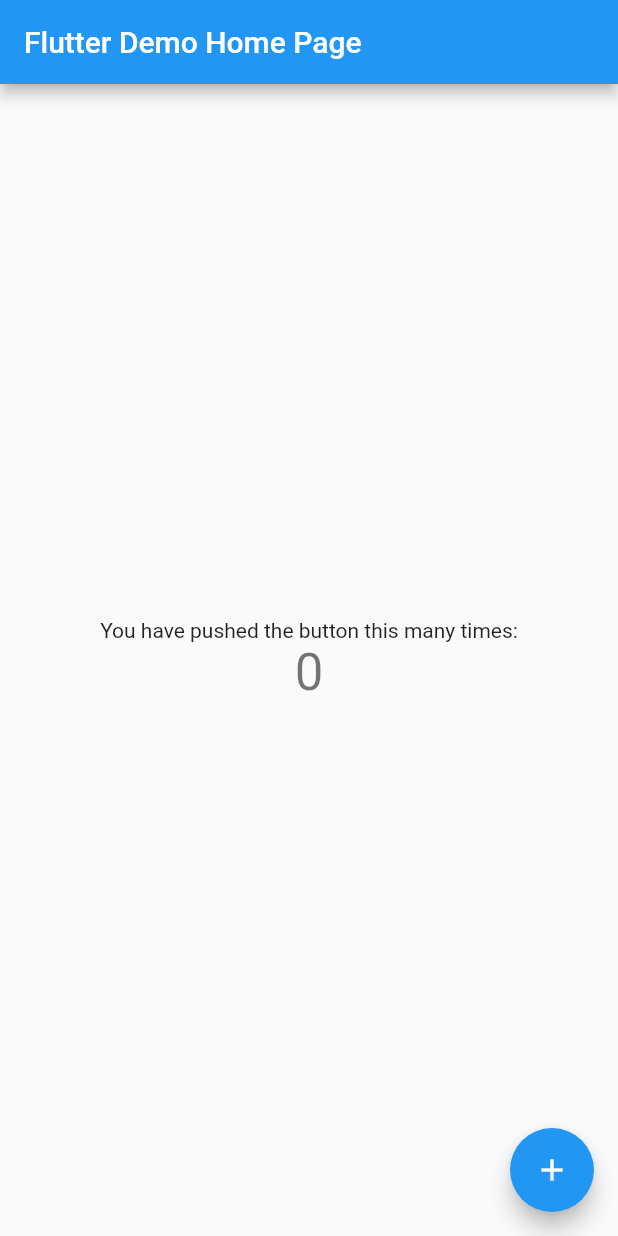
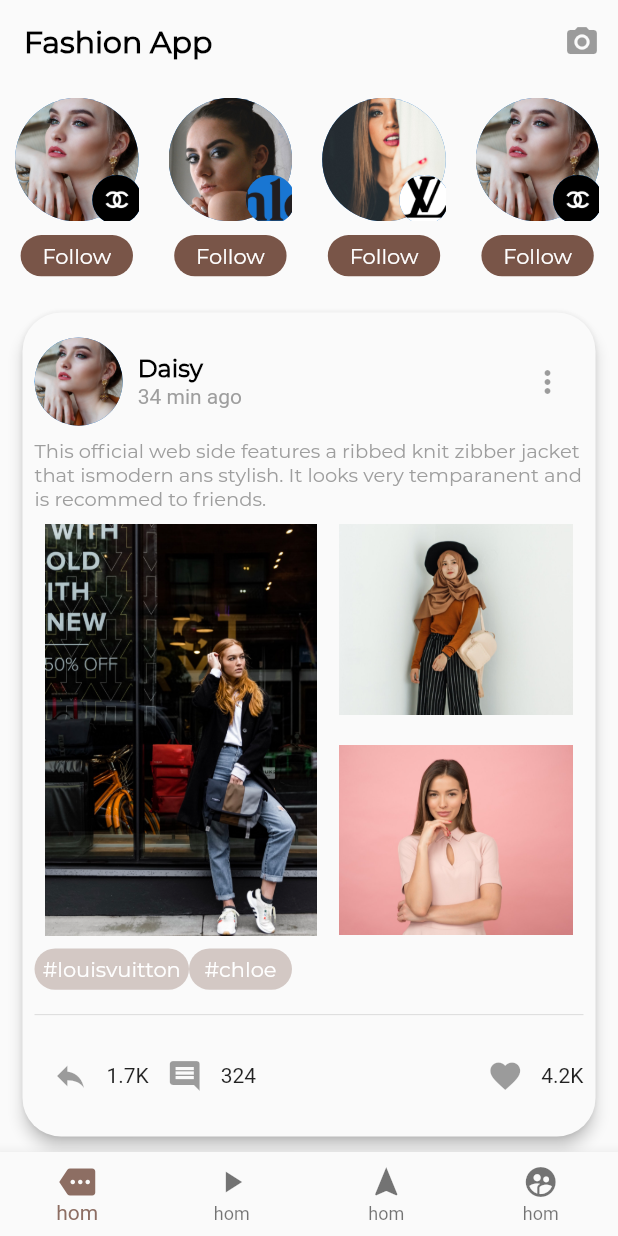
Before and after one commit to MCTOK1903/fashionApp, a Flutter app: the screen it shows after launch, on a phone screen of 412 x 824 dp. Run offline on Flutter 3.47's test engine with Material 2 defaults, Android fonts, the phone set to English and light mode, and no system bars.

Commit message:
project completed

```diff
--- /dev/null
+++ b/lib/homePage.dart
@@ -0,0 +1,336 @@
+import 'package:fashion_app/details.dart';
+import 'package:flutter/material.dart';
+
+class HomePage extends StatefulWidget {
+  @override
+  _HomePageState createState() => _HomePageState();
+}
+
+class _HomePageState extends State<HomePage> {
+  int selectedIndex = 0;
+
+  @override
+  Widget build(BuildContext context) {
+    return Scaffold(
+      bottomNavigationBar: buttomNavigationBar(),
+      appBar: customizedAppBar(),
+      body: homeBody(),
+    );
+  }
+
+  Widget buttomNavigationBar() {
+    return BottomNavigationBar(
+      items: <BottomNavigationBarItem>[
+        BottomNavigationBarItem(icon: Icon(Icons.more), title: Text('hom')),
+        BottomNavigationBarItem(
+            icon: Icon(Icons.play_arrow), title: Text('hom')),
+        BottomNavigationBarItem(
+            icon: Icon(Icons.navigation), title: Text('hom')),
+        BottomNavigationBarItem(
+            icon: Icon(Icons.supervised_user_circle), title: Text('hom')),
+      ],
+      type: BottomNavigationBarType.fixed,
+      currentIndex: selectedIndex,
+      selectedItemColor: Colors.brown.shade400,
+      onTap: onItemTapped,
+    );
+  }
+
+  void onItemTapped(int index) {
+    setState(() {
+      selectedIndex = index;
+    });
+  }
+
+  customizedAppBar() {
+    return AppBar(
+      backgroundColor: Colors.transparent,
+      elevation: 0,
+      centerTitle: false,
+      title: Text(
+        'Fashion App',
+        style: TextStyle(
+          fontFamily: 'Montserrat',
+          fontSize: 20,
+          color: Colors.black,
+          fontWeight: FontWeight.bold,
+        ),
+      ),
+      actions: <Widget>[
+        IconButton(icon: Icon(Icons.camera_alt), onPressed: null)
+      ],
+    );
+  }
+
+  Widget homeBody() {
+    return ListView(
+      //crossAxisAlignment: CrossAxisAlignment.stretch,
+      children: <Widget>[userListView(), postDetailView(), postDetailView()],
+    );
+  }
+
+  Widget userListView() {
+    return Container(
+      width: double.infinity,
+      height: MediaQuery.of(context).size.height / 6,
+      child: ListView(
+        padding: EdgeInsets.only(left: 10),
+        scrollDirection: Axis.horizontal,
+        children: <Widget>[
+          elementsOfList('assets/model1.jpeg', 'assets/chanellogo.jpg'),
+          elementsOfList('assets/model2.jpeg', 'assets/chloelogo.png'),
+          elementsOfList('assets/model3.jpeg', 'assets/louisvuitton.jpg'),
+          elementsOfList('assets/model1.jpeg', 'assets/chanellogo.jpg'),
+          elementsOfList('assets/model2.jpeg', 'assets/chloelogo.png'),
+          elementsOfList('assets/model3.jpeg', 'assets/louisvuitton.jpg'),
+        ],
+      ),
+    );
+  }
+
+  Widget elementsOfList(String imagePath, String logoPath) {
+    return Container(
+      padding: EdgeInsets.only(right: 20),
+      child: Column(
+        mainAxisAlignment: MainAxisAlignment.spaceEvenly,
+        children: <Widget>[
+          Stack(
+            children: <Widget>[
+              CircleAvatar(
+                backgroundImage: AssetImage(imagePath),
+                radius: MediaQuery.of(context).size.width / 10,
+              ),
+              Positioned(
+                top: MediaQuery.of(context).size.width / 8,
+                left: MediaQuery.of(context).size.width / 8,
+                child: CircleAvatar(
+                  backgroundImage: AssetImage(logoPath),
+                  radius: MediaQuery.of(context).size.width / 25,
+                ),
+              )
+            ],
+          ),
+          Container(
+            alignment: Alignment.center,
+            height: MediaQuery.of(context).size.height / 30,
+            width: MediaQuery.of(context).size.width / 5.5,
+            decoration: BoxDecoration(
+                borderRadius: BorderRadius.circular(
+                    MediaQuery.of(context).size.width / 10),
+                color: Colors.brown),
+            child: Text(
+              'Follow',
+              style: TextStyle(fontFamily: 'Montserrat', color: Colors.white),
+            ),
+          ),
+        ],
+      ),
+    );
+  }
+
+  Widget postDetailView() {
+    return Padding(
+      padding: const EdgeInsets.all(15),
+      child: Material(
+        borderRadius:
+            BorderRadius.circular(MediaQuery.of(context).size.width / 16),
+        elevation: 4,
+        child: Container(
+          padding: EdgeInsets.all(8.0),
+          height: (MediaQuery.of(context).size.height / 1.5),
+          child: Column(
+            mainAxisAlignment: MainAxisAlignment.spaceEvenly,
+            children: <Widget>[
+              postDetailUserInfo(),
+              postDetailText(),
+              postDetailImageGallery(),
+              postDetailTag(),
+              Divider(),
+              postDetailInteractonInfo(),
+            ],
+          ),
+        ),
+      ),
+    );
+  }
+
+  Widget postDetailUserInfo() {
+    return Row(
+      mainAxisAlignment: MainAxisAlignment.spaceBetween,
+      children: <Widget>[
+        CircleAvatar(
+          backgroundImage: AssetImage('assets/model1.jpeg'),
+          radius: MediaQuery.of(context).size.width / 14,
+        ),
+        SizedBox(
+          width: 10,
+        ),
+        Column(
+          crossAxisAlignment: CrossAxisAlignment.start,
+          children: <Widget>[
+            Text(
+              'Daisy',
+              style: TextStyle(
+                fontFamily: 'Montserrat',
+                fontSize: 16,
+                color: Colors.black,
+                fontWeight: FontWeight.bold,
+              ),
+            ),
+            Text(
+              '34 min ago',
+              style: TextStyle(color: Colors.grey),
+            ),
+          ],
+        ),
+        Spacer(), // her zaman ise yaramayabilir
+        IconButton(icon: Icon(Icons.more_vert), onPressed: null)
+      ],
+    );
+  }
+
+  Widget postDetailText() {
+    return Text(
+      'This official web side features a ribbed knit zibber jacket that is'
+      'modern ans stylish. It looks very temparanent and is recommed to friends.',
+      style: TextStyle(
+        fontSize: 13,
+        color: Colors.grey,
+        fontFamily: 'Montserrat',
+      ),
+    );
+  }
+
+  Widget postDetailImageGallery() {
+    return Row(
+      mainAxisAlignment: MainAxisAlignment.spaceAround,
+      children: <Widget>[
+        InkWell(
+          onTap: () {
+            Navigator.of(context).push(MaterialPageRoute(
+                builder: (context) => Detail(
+                      imgPath: 'assets/modelgrid1.jpeg',
+                      tag: 1,
+                    )));
+          },
+          child: Container(
+            height: MediaQuery.of(context).size.height / 3,
+            width: (MediaQuery.of(context).size.width - 50) / 2,
+            decoration: BoxDecoration(
+              image: DecorationImage(
+                  image: AssetImage('assets/modelgrid1.jpeg'),
+                  fit: BoxFit.cover),
+            ),
+          ),
+        ),
+        Column(
+          children: <Widget>[
+            InkWell(
+              child: Container(
+                height: MediaQuery.of(context).size.height / 6.5,
+                width: (MediaQuery.of(context).size.width - 100) / 2,
+                decoration: BoxDecoration(
+                  image: DecorationImage(
+                      image: AssetImage('assets/modelgrid2.jpeg'),
+                      fit: BoxFit.cover),
+                ),
+              ),
+              onTap: () {
+                Navigator.of(context).push(MaterialPageRoute(
+                    builder: (context) => Detail(
+                          imgPath: 'assets/modelgrid2.jpeg',
+                          tag: 2,
+                        )));
+              },
+            ),
+            SizedBox(height: 20),
+            InkWell(
+              child: Container(
+                height: MediaQuery.of(context).size.height / 6.5,
+                width: (MediaQuery.of(context).size.width - 100) / 2,
+                decoration: BoxDecoration(
+                  image: DecorationImage(
+                      image: AssetImage('assets/modelgrid3.jpeg'),
+                      fit: BoxFit.cover),
+                ),
+              ),
+              onTap: () {
+                Navigator.of(context).push(MaterialPageRoute(
+                    builder: (context) => Detail(
+                          imgPath: 'assets/modelgrid3.jpeg',
+                          tag: 3,
+                        )));
+              },
+            ),
+          ],
+        )
+      ],
+    );
+  }
+
+  Widget postDetailTag() {
+    return Row(
+      children: <Widget>[
+        Container(
+          alignment: Alignment.center,
+          height: MediaQuery.of(context).size.height / 30,
+          width: MediaQuery.of(context).size.width / 4,
+          decoration: BoxDecoration(
+              borderRadius:
+                  BorderRadius.circular(MediaQuery.of(context).size.width / 10),
+              color: Colors.brown.withOpacity(0.3)),
+          child: Text(
+            '#louisvuitton',
+            style: TextStyle(fontFamily: 'Montserrat', color: Colors.white),
+          ),
+        ),
+        Container(
+          alignment: Alignment.center,
+          height: MediaQuery.of(context).size.height / 30,
+          width: MediaQuery.of(context).size.width / 6,
+          decoration: BoxDecoration(
+              borderRadius:
+                  BorderRadius.circular(MediaQuery.of(context).size.width / 10),
+              color: Colors.brown.withOpacity(0.3)),
+          child: Text(
+            '#chloe',
+            style: TextStyle(fontFamily: 'Montserrat', color: Colors.white),
+          ),
+        ),
+      ],
+    );
+  }
+
+  Widget postDetailInteractonInfo() {
+    return Row(
+      mainAxisAlignment: MainAxisAlignment.spaceEvenly,
+      children: <Widget>[
+        Container(
+          child: Row(
+            children: <Widget>[
+              IconButton(icon: Icon(Icons.reply), onPressed: null),
+              Text('1.7K')
+            ],
+          ),
+        ),
+        Container(
+          child: Row(
+            children: <Widget>[
+              IconButton(icon: Icon(Icons.comment), onPressed: null),
+              Text('324')
+            ],
+          ),
+        ),
+        Spacer(),
+        Container(
+          child: Row(
+            children: <Widget>[
+              IconButton(icon: Icon(Icons.favorite), onPressed: null),
+              Text('4.2K')
+            ],
+          ),
+        )
+      ],
+    );
+  }
+}
--- a/lib/main.dart
+++ b/lib/main.dart
@@ -1,117 +1,17 @@
 import 'package:flutter/material.dart';
+
+import 'homePage.dart';
 
 void main() {
   runApp(MyApp());
 }
 
 class MyApp extends StatelessWidget {
-  // This widget is the root of your application.
   @override
   Widget build(BuildContext context) {
     return MaterialApp(
-      title: 'Flutter Demo',
-      theme: ThemeData(
-        // This is the theme of your application.
-        //
-        // Try running your application with "flutter run". You'll see the
-        // application has a blue toolbar. Then, without quitting the app, try
-        // changing the primarySwatch below to Colors.green and then invoke
-        // "hot reload" (press "r" in the console where you ran "flutter run",
-        // or simply save your changes to "hot reload" in a Flutter IDE).
-        // Notice that the counter didn't reset back to zero; the application
-        // is not restarted.
-        primarySwatch: Colors.blue,
-        // This makes the visual density adapt to the platform that you run
-        // the app on. For desktop platforms, the controls will be smaller and
-        // closer together (more dense) than on mobile platforms.
-        visualDensity: VisualDensity.adaptivePlatformDensity,
-      ),
-      home: MyHomePage(title: 'Flutter Demo Home Page'),
+      debugShowCheckedModeBanner: false,
+      home: HomePage(),
     );
   }
 }
-
-class MyHomePage extends StatefulWidget {
-  MyHomePage({Key key, this.title}) : super(key: key);
-
-  // This widget is the home page of your application. It is stateful, meaning
-  // that it has a State object (defined below) that contains fields that affect
-  // how it looks.
-
-  // This class is the configuration for the state. It holds the values (in this
-  // case the title) provided by the parent (in this case the App widget) and
-  // used by the build method of the State. Fields in a Widget subclass are
-  // always marked "final".
-
-  final String title;
-
-  @override
-  _MyHomePageState createState() => _MyHomePageState();
-}
-
-class _MyHomePageState extends State<MyHomePage> {
-  int _counter = 0;
-
-  void _incrementCounter() {
-    setState(() {
-      // This call to setState tells the Flutter framework that something has
-      // changed in this State, which causes it to rerun the build method below
-      // so that the display can reflect the updated values. If we changed
-      // _counter without calling setState(), then the build method would not be
-      // called again, and so nothing would appear to happen.
-      _counter++;
-    });
-  }
-
-  @override
-  Widget build(BuildContext context) {
-    // This method is rerun every time setState is called, for instance as done
-    // by the _incrementCounter method above.
-    //
-    // The Flutter framework has been optimized to make rerunning build methods
-    // fast, so that you can just rebuild anything that needs updating rather
-    // than having to individually change instances of widgets.
-    return Scaffold(
-      appBar: AppBar(
-        // Here we take the value from the MyHomePage object that was created by
-        // the App.build method, and use it to set our appbar title.
-        title: Text(widget.title),
-      ),
-      body: Center(
-        // Center is a layout widget. It takes a single child and positions it
-        // in the middle of the parent.
-        child: Column(
-          // Column is also a layout widget. It takes a list of children and
-          // arranges them vertically. By default, it sizes itself to fit its
-          // children horizontally, and tries to be as tall as its parent.
-          //
-          // Invoke "debug painting" (press "p" in the console, choose the
-          // "Toggle Debug Paint" action from the Flutter Inspector in Android
-          // Studio, or the "Toggle Debug Paint" command in Visual Studio Code)
-          // to see the wireframe for each widget.
-          //
-          // Column has various properties to control how it sizes itself and
-          // how it positions its children. Here we use mainAxisAlignment to
-          // center the children vertically; the main axis here is the vertical
-          // axis because Columns are vertical (the cross axis would be
-          // horizontal).
-          mainAxisAlignment: MainAxisAlignment.center,
-          children: <Widget>[
-            Text(
-              'You have pushed the button this many times:',
-            ),
-            Text(
-              '$_counter',
-              style: Theme.of(context).textTheme.headline4,
-            ),
-          ],
-        ),
-      ),
-      floatingActionButton: FloatingActionButton(
-        onPressed: _incrementCounter,
-        tooltip: 'Increment',
-        child: Icon(Icons.add),
-      ), // This trailing comma makes auto-formatting nicer for build methods.
-    );
-  }
-}
```
Also changed, not shown: lib/details.dart (added, +131 -0 lines), pubspec.yaml (+16 -4 lines), assets/chanellogo.jpg (added), assets/chloelogo.png (added), assets/dress.jpg (added), assets/fonts/Montserrat-Regular.ttf (added), assets/louisvuitton.jpg (added), assets/model1.jpeg (added), assets/model2.jpeg (added), assets/model3.jpeg (added), assets/modelgrid1.jpeg (added), assets/modelgrid2.jpeg (added), assets/modelgrid3.jpeg (added), 1 other file.
